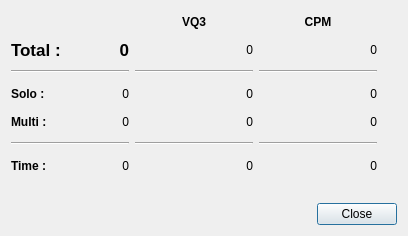
First picture: the form in src/statisticsdialog.ui, repository sousix/QDM68, before the edit.
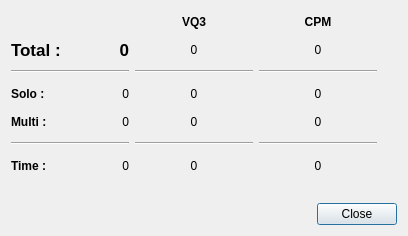
Second picture: the form after the edit.

```diff
--- a/src/statisticsdialog.ui
+++ b/src/statisticsdialog.ui
@@ -97,7 +97,7 @@
             <string>0</string>
            </property>
            <property name="alignment">
-            <set>Qt::AlignRight|Qt::AlignTrailing|Qt::AlignVCenter</set>
+            <set>Qt::AlignCenter</set>
            </property>
           </widget>
          </item>
@@ -111,7 +111,7 @@
             <string>0</string>
            </property>
            <property name="alignment">
-            <set>Qt::AlignRight|Qt::AlignTrailing|Qt::AlignVCenter</set>
+            <set>Qt::AlignCenter</set>
            </property>
           </widget>
          </item>
@@ -155,7 +155,7 @@
             <string>0</string>
            </property>
            <property name="alignment">
-            <set>Qt::AlignRight|Qt::AlignTrailing|Qt::AlignVCenter</set>
+            <set>Qt::AlignCenter</set>
            </property>
           </widget>
          </item>
@@ -169,7 +169,7 @@
             <string>0</string>
            </property>
            <property name="alignment">
-            <set>Qt::AlignRight|Qt::AlignTrailing|Qt::AlignVCenter</set>
+            <set>Qt::AlignCenter</set>
            </property>
           </widget>
          </item>
@@ -213,7 +213,7 @@
             <string>0</string>
            </property>
            <property name="alignment">
-            <set>Qt::AlignRight|Qt::AlignTrailing|Qt::AlignVCenter</set>
+            <set>Qt::AlignCenter</set>
            </property>
           </widget>
          </item>
@@ -227,7 +227,7 @@
             <string>0</string>
            </property>
            <property name="alignment">
-            <set>Qt::AlignRight|Qt::AlignTrailing|Qt::AlignVCenter</set>
+            <set>Qt::AlignCenter</set>
            </property>
           </widget>
          </item>
@@ -241,7 +241,7 @@
             <string>0</string>
            </property>
            <property name="alignment">
-            <set>Qt::AlignRight|Qt::AlignTrailing|Qt::AlignVCenter</set>
+            <set>Qt::AlignCenter</set>
            </property>
           </widget>
          </item>
@@ -255,7 +255,7 @@
             <string>0</string>
            </property>
            <property name="alignment">
-            <set>Qt::AlignRight|Qt::AlignTrailing|Qt::AlignVCenter</set>
+            <set>Qt::AlignCenter</set>
            </property>
           </widget>
          </item>
```
Left out of the diff: 34 changed lines with no effect on the pictures.
